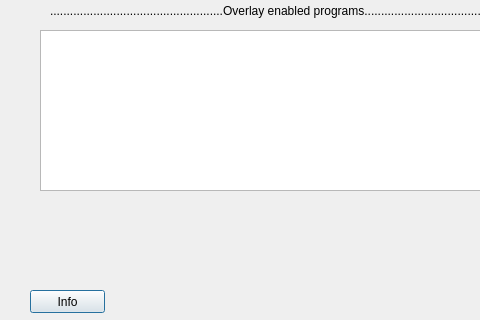
This is voice mode settings.ui in roosaramendis/DRAGON-VOICEMODE as Qt 5 draws it before an edit; both pictures show x 0 to 480 and y 160 to 480 of the 640 by 480 pixel window. The edited form follows.
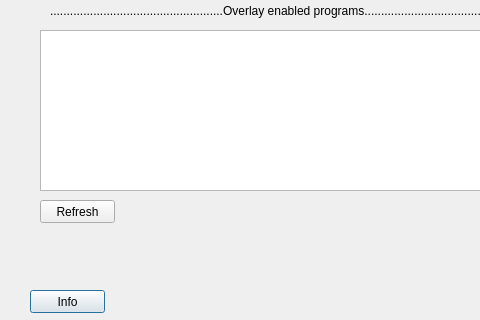
This is the edited form.

```diff
--- a/voice mode settings.ui
+++ b/voice mode settings.ui
@@ -104,6 +104,19 @@
     <string>Remove Selected</string>
    </property>
   </widget>
+  <widget class="QPushButton" name="refresh">
+   <property name="geometry">
+    <rect>
+     <x>40</x>
+     <y>360</y>
+     <width>75</width>
+     <height>23</height>
+    </rect>
+   </property>
+   <property name="text">
+    <string>Refresh</string>
+   </property>
+  </widget>
  </widget>
  <resources/>
  <connections/>
```
